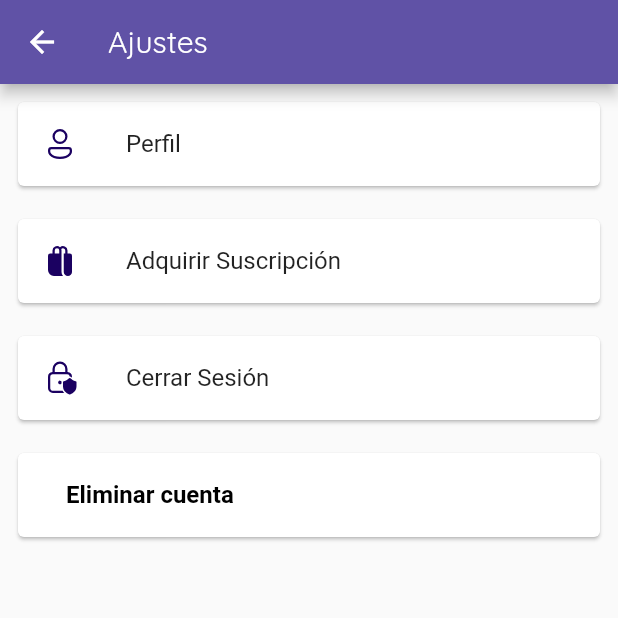
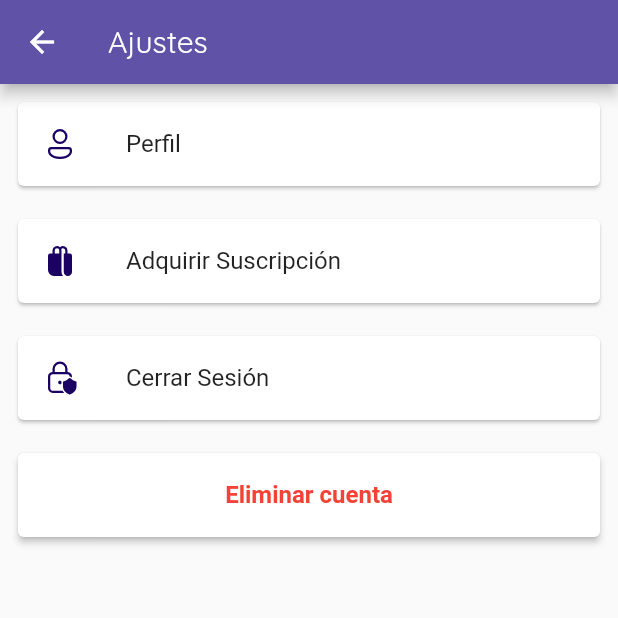
Before and after one commit to IbrainMartinez/ProyectoFinal-Martinez, a Flutter app: the MorePage screen opened directly, on a phone screen of 412 x 824 dp, the top half of it. Run offline on Flutter 3.47's test engine with Material 2 defaults, Android fonts, the phone set to English and light mode, and no system bars; our stand-ins replace cached_network_image, cloud_firestore, firebase_auth, firebase_core, firebase_storage, fluentui_system_icons and 12 more; missing offline and left inert: audio_session, flutter_displaymode, youtube_explode_dart; accounts and stored records are empty.

Commit message:
commit 4

```diff
--- a/lib/screens/more_page.dart
+++ b/lib/screens/more_page.dart
@@ -127,6 +127,7 @@ class SettingsCards extends StatelessWidget {
         Padding(
           padding: const EdgeInsets.only(top: 8, left: 8, right: 8, bottom: 6),
           child: Card(
+            elevation: 2.0,
             child: ListTile(
               onTap: () {
                 showDialog(
@@ -153,11 +154,12 @@ class SettingsCards extends StatelessWidget {
                 );
               },
               title: Container(
+                alignment: Alignment.center,
                 padding: EdgeInsets.symmetric(vertical: 12.0, horizontal: 16.0),
-                child: Text(
+                child: const Text(
                   'Eliminar cuenta',
-                  style: TextStyle(
-                      color: Colors.black, fontWeight: FontWeight.bold),
+                  style:
+                      TextStyle(color: Colors.red, fontWeight: FontWeight.bold),
                 ),
               ),
             ),
```
